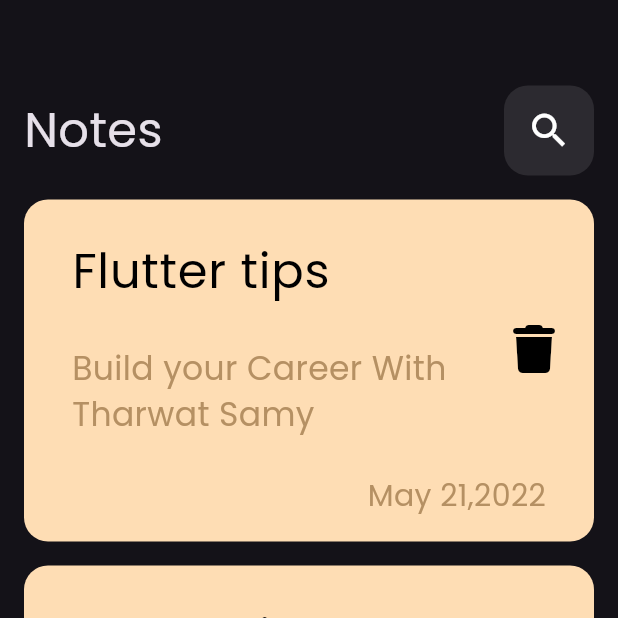
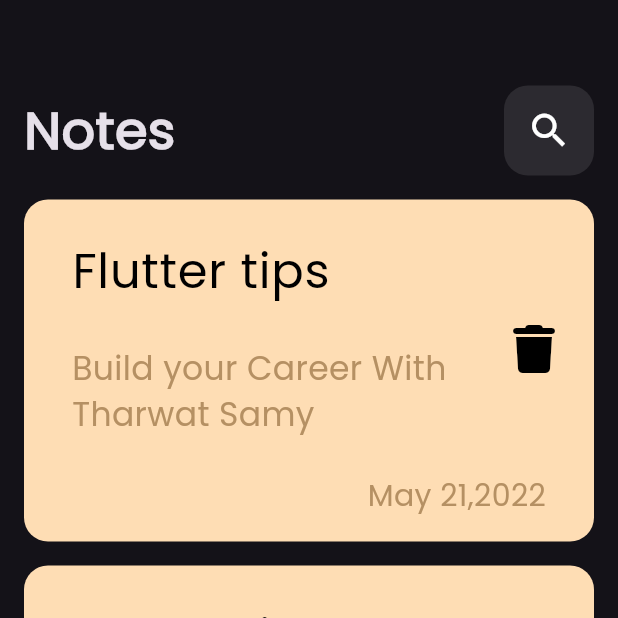
Before and after one commit to fares-ayman100/Notes-App, a Flutter app: the screen it shows after launch, on a phone screen of 412 x 824 dp, the top half of it. Run offline on Flutter 3.47's test engine with Material 3 defaults, Android fonts, the phone set to English and light mode, and no system bars; our stand-ins replace font_awesome_flutter.

```diff
--- a/lib/Widget/custom_appbar.dart
+++ b/lib/Widget/custom_appbar.dart
@@ -2,15 +2,20 @@ import 'package:flutter/material.dart';
 import 'package:notes_app/Widget/custom_icon.dart';
 
 class CustomAppBar extends StatelessWidget {
-  const CustomAppBar({super.key});
+  const CustomAppBar({super.key, required this.title, required this.icon});
+  final String title;
+  final IconData icon;
 
   @override
   Widget build(BuildContext context) {
     return Row(
       children: [
-        Text('Notes', style: TextStyle(fontSize: 32)),
+        Text(
+          title,
+          style: TextStyle(fontSize: 35, fontWeight: FontWeight.bold),
+        ),
         Spacer(),
-        CustomIcon(),
+        CustomIcon(icon: icon),
       ],
     );
   }
--- a/lib/Widget/custom_icon.dart
+++ b/lib/Widget/custom_icon.dart
@@ -1,7 +1,8 @@
 import 'package:flutter/material.dart';
 
 class CustomIcon extends StatelessWidget {
-  const CustomIcon({super.key});
+  const CustomIcon({super.key, required this.icon});
+  final IconData icon;
 
   @override
   Widget build(BuildContext context) {
@@ -12,7 +13,7 @@ class CustomIcon extends StatelessWidget {
         color: Colors.white.withOpacity(.1),
         borderRadius: BorderRadius.circular(16),
       ),
-      child: Icon(Icons.search, size: 30),
+      child: Icon(icon, size: 30),
     );
   }
 }
--- a/lib/Widget/notes_view_body.dart
+++ b/lib/Widget/notes_view_body.dart
@@ -12,7 +12,7 @@ class NotesViewBody extends StatelessWidget {
       child: Column(
         children: [
           SizedBox(height: 25),
-          CustomAppBar(),
+          CustomAppBar(title: 'Notes', icon: Icons.search),
           Expanded(child: NotesListView()),
         ],
       ),
```
Also changed, not shown: lib/Widget/edit_note_body.dart (+17 -1 lines).
